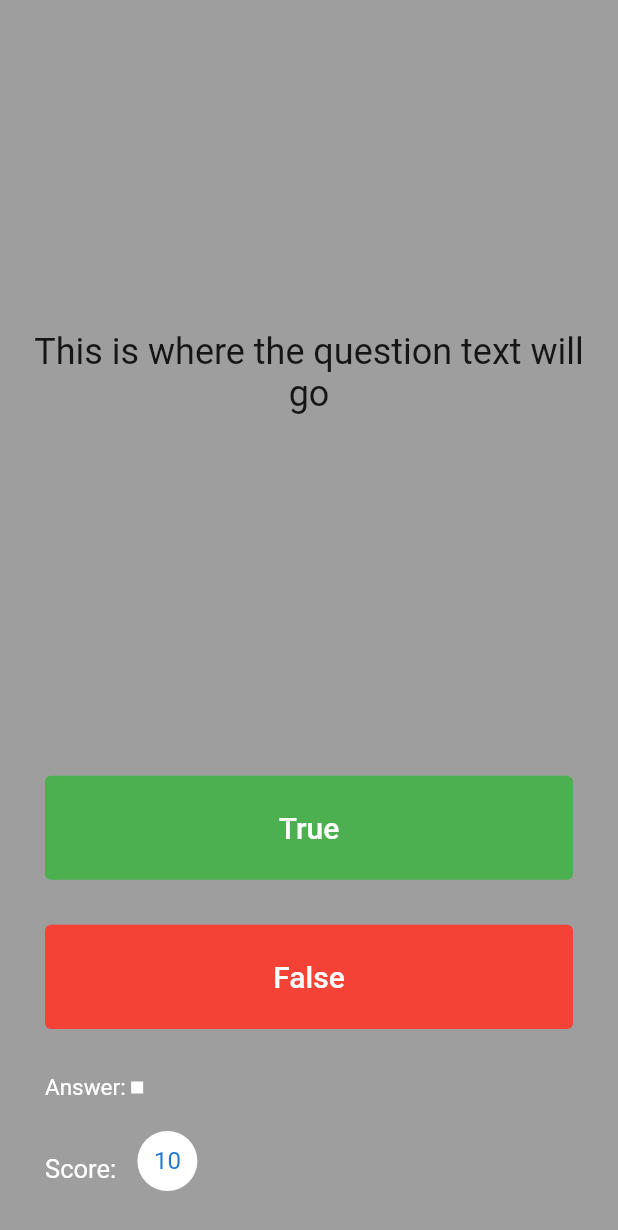
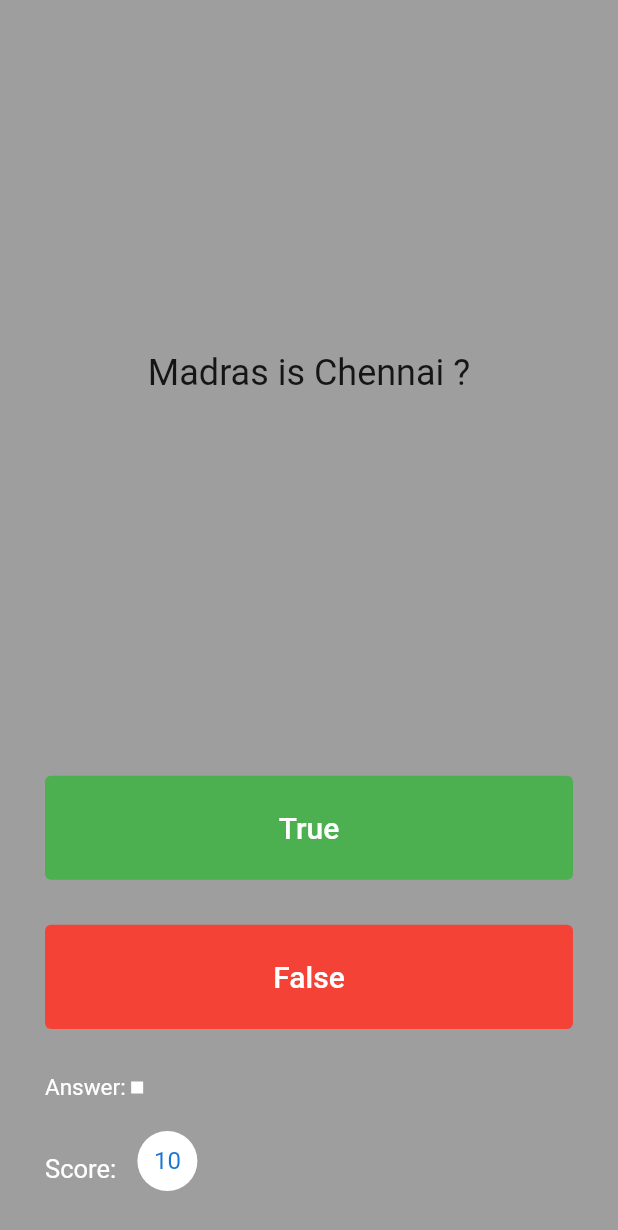
Before and after one commit to vijai-ks/Quizzler, a Flutter app: the screen it shows after launch, after a tap on "True", on a phone screen of 412 x 824 dp. Shown: the top 1230 px of the screen. Run offline on Flutter 3.47's test engine with Material 2 defaults, Android fonts, the phone set to English and light mode, and no system bars.

Commit message:
feat: quizzler-home: Add lists for questions
Signed-off-by: vijai-ks <vijai.ksv@gmail.com>

```diff
--- a/lib/main.dart
+++ b/lib/main.dart
@@ -13,6 +13,14 @@ class Quizzler extends StatefulWidget {
 
 class _QuizzlerState extends State<Quizzler> {
   List<Icon> scoreKeeper = [];
+  List<String> questions = [
+    'Is Cow\'s other name is donkey ?',
+    'Madras is Chennai ?',
+    'Sun rises in west ?'
+  ];
+
+  List<bool> answers = [false, true, false];
+  int questionNumber = 0;
   @override
   Widget build(BuildContext context) {
     return MaterialApp(
@@ -25,15 +33,15 @@ class _QuizzlerState extends State<Quizzler> {
               mainAxisAlignment: MainAxisAlignment.spaceBetween,
               crossAxisAlignment: CrossAxisAlignment.stretch,
               children: [
-                const Expanded(
+                Expanded(
                   flex: 5,
                   child: Padding(
-                    padding: EdgeInsets.all(10.0),
+                    padding: const EdgeInsets.all(10.0),
                     child: Center(
                       child: Text(
-                        'This is where the question text will go',
+                        questions[questionNumber],
                         textAlign: TextAlign.center,
-                        style: TextStyle(
+                        style: const TextStyle(
                           fontSize: 24,
                         ),
                       ),
@@ -45,12 +53,15 @@ class _QuizzlerState extends State<Quizzler> {
                     padding: const EdgeInsets.fromLTRB(20, 20, 20.0, 10),
                     child: TextButton(
                       onPressed: () {
-                        scoreKeeper.add(
-                          Icon(
-                            Icons.check,
-                            color: Colors.green,
-                          ),
-                        );
+                        bool correctAnswer = answers[questionNumber];
+                        if (correctAnswer == true) {
+                          print('Answer is true');
+                        } else {
+                          print('Answer is wrong');
+                        }
+                        setState(() {
+                          questionNumber++;
+                        });
                       },
                       style: TextButton.styleFrom(
                         backgroundColor: Colors.green,
@@ -70,12 +81,15 @@ class _QuizzlerState extends State<Quizzler> {
                     padding: const EdgeInsets.fromLTRB(20, 20, 20.0, 10),
                     child: TextButton(
                       onPressed: () {
-                        scoreKeeper.add(
-                          Icon(
-                            Icons.check,
-                            color: Colors.red,
-                          ),
-                        );
+                        bool correctAnswer = answers[questionNumber];
+                        if (correctAnswer == false) {
+                          print('Answer is false');
+                        } else {
+                          print('Answer is wrong');
+                        }
+                        setState(() {
+                          questionNumber++;
+                        });
                       },
                       style: TextButton.styleFrom(
                         backgroundColor: Colors.red,
```
